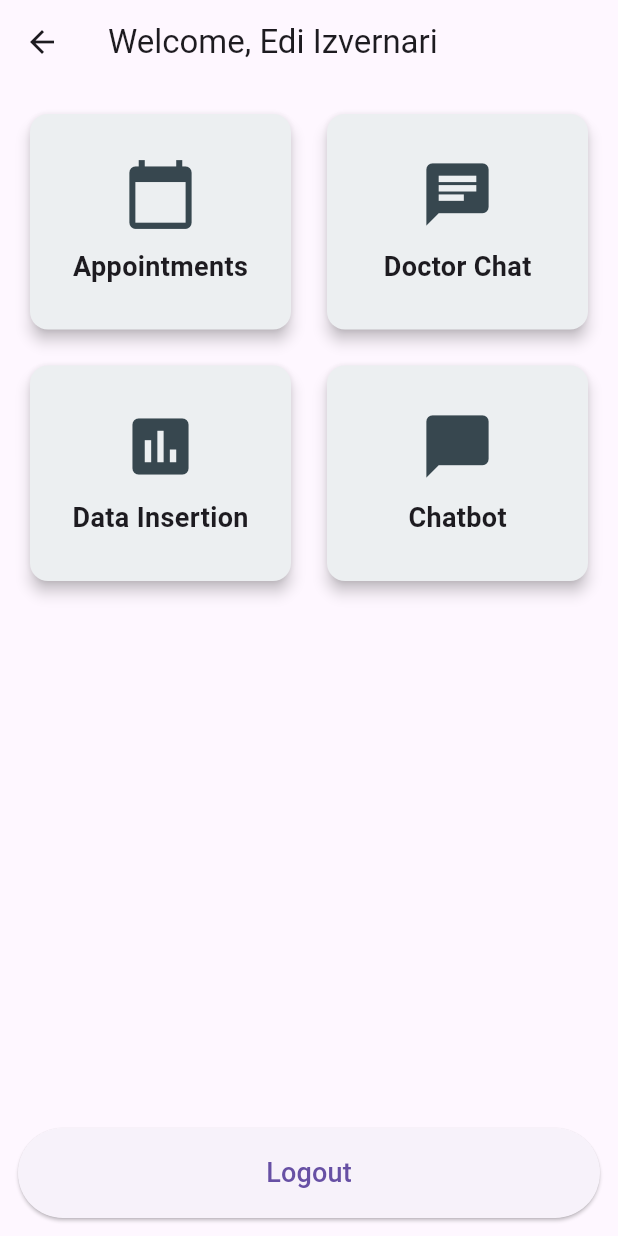
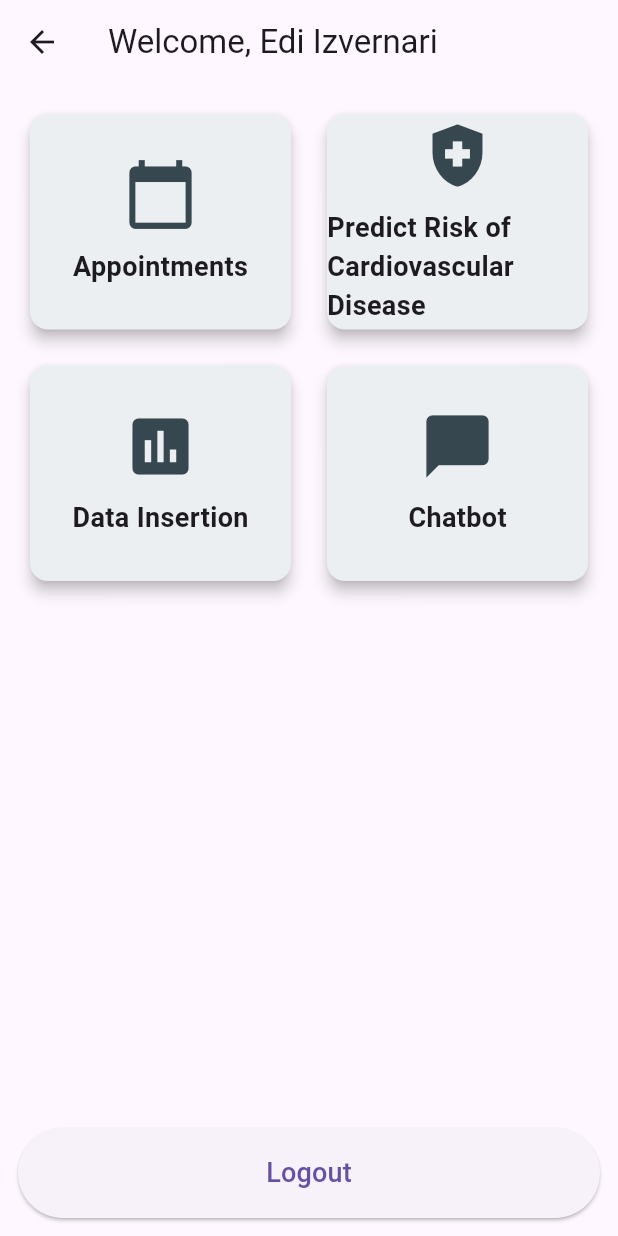
Before and after one commit to ediizvernari/Heart_App, a Flutter app: the ClientMainPage screen opened directly, on a phone screen of 412 x 824 dp. Run offline on Flutter 3.47's test engine with Material 3 defaults, Android fonts, the phone set to English and light mode, and no system bars; our stand-ins replace flutter_secure_storage, jwt_decoder; accounts and stored records are empty.

Commit message:
changed frontend files for future implementation

```diff
--- a/frontend/lib/screens/client_main_page.dart
+++ b/frontend/lib/screens/client_main_page.dart
@@ -1,20 +1,35 @@
 import 'package:flutter/material.dart';
 import 'package:flutter_secure_storage/flutter_secure_storage.dart';
+import 'package:frontend/controllers/client_cvd_controller.dart';
 import 'package:frontend/screens/client_personal_data_insertion_page.dart';
 import 'package:frontend/screens/home_page.dart';
 import 'package:frontend/utils/token_validator.dart';
 
-class ClientMainPage extends StatelessWidget {
-  final FlutterSecureStorage storage = const FlutterSecureStorage();
-
+class ClientMainPage extends StatefulWidget {
   const ClientMainPage({super.key});
 
   @override
-  Widget build(BuildContext context) {
+  State<ClientMainPage> createState() => _ClientMainPageState();
+}
+
+class _ClientMainPageState extends State<ClientMainPage> {
+  final FlutterSecureStorage storage = const FlutterSecureStorage();
+  String? token;
+
+  @override
+  void initState() {
+    super.initState();
     WidgetsBinding.instance.addPostFrameCallback((_) async {
       await verifyToken(context);
+      final storedToken = await storage.read(key: 'auth_token');
+      setState(() {
+        token = storedToken;
       });
+    });
+  }
 
+  @override
+  Widget build(BuildContext context) {
     int crossAxisCount = MediaQuery.of(context).size.width > 600 ? 3 : 2;
 
     return Scaffold(
@@ -30,9 +45,9 @@ class ClientMainPage extends StatelessWidget {
             crossAxisSpacing: 16,
             childAspectRatio: 1.2,
           ),
-          itemCount: _menuItems.length,
+          itemCount: _menuItems(context).length,
           itemBuilder: (context, index) {
-            final item = _menuItems[index];
+            final item = _menuItems(context)[index];
             return _buildGridItem(context, item);
           },
         ),
@@ -41,7 +56,7 @@ class ClientMainPage extends StatelessWidget {
         padding: const EdgeInsets.all(12.0),
         child: SizedBox(
           width: double.infinity,
-          height: 60, // Increased button height
+          height: 60,
           child: ElevatedButton(
             onPressed: () => _handleLogout(context),
             child: const Text('Logout', style: TextStyle(fontSize: 18)),
@@ -95,26 +110,25 @@ class ClientMainPage extends StatelessWidget {
       ),
     );
   }
-}
 
-//TODO: Add functionality for each of the menu Items
-final List<Map<String, dynamic>> _menuItems = [
+  List<Map<String, dynamic>> _menuItems(BuildContext context) => [
         {
           'icon': Icons.calendar_today,
           'label': 'Appointments',
           'onTap': (context) => Navigator.pushNamed(context, '/appointments'),
         },
         {
-    'icon': Icons.chat,
-    'label': 'Doctor Chat',
-    'onTap': (context) => Navigator.pushNamed(context, '/doctor_chat'),
+          'icon': Icons.health_and_safety,
+          'label': 'Predict Risk of Cardiovascular Disease',
+          'onTap': (context) => handleCVDPredictionButtonTap(context, token),
         },
         {
           'icon': Icons.insert_chart,
           'label': 'Data Insertion',
           'onTap': (context) => Navigator.push(
                 context,
-                            MaterialPageRoute(builder: (context) => const ClientPersonalDataInsertionPage())),
+                MaterialPageRoute(builder: (context) => const ClientPersonalDataInsertionPage()),
+              ),
         },
         {
           'icon': Icons.chat_bubble,
@@ -122,3 +136,4 @@ final List<Map<String, dynamic>> _menuItems = [
           'onTap': (context) => Navigator.pushNamed(context, '/chatbot'),
         },
       ];
+}
--- a/frontend/lib/screens/client_personal_data_insertion_page.dart
+++ b/frontend/lib/screens/client_personal_data_insertion_page.dart
@@ -79,7 +79,7 @@ class ClientPersonalDataInsertionPageState
     String? token = await storage.read(key: 'auth_token');
 
     final response = await http.post(
-      Uri.parse('http://10.0.2.2:8000/user_health_data/'),
+      Uri.parse('https://10.0.2.2:8000/user_health_data/'),
       headers: {
         'Content-Type': 'application/json; charset=UTF-8',
         'Authorization': 'Bearer $token',
--- a/frontend/lib/screens/login_page.dart
+++ b/frontend/lib/screens/login_page.dart
@@ -67,7 +67,7 @@ class LoginPage extends StatelessWidget {
   }
 
   Future<bool> authenticateWithBackend(String email, String password) async {
-    const String url = 'http://10.0.2.2:8000/users/login';
+    const String url = 'https://10.0.2.2:8000/users/login';
     final Map<String, String> body = {
       'email': email,
       'password': password,
--- a/frontend/lib/screens/package/frontend/utils/personal_data_validator.dart
+++ /dev/null
@@ -1 +0,0 @@
-// TODO Implement this library.
--- a/frontend/lib/screens/signup_page.dart
+++ b/frontend/lib/screens/signup_page.dart
@@ -98,7 +98,7 @@ class SignUpPage extends StatelessWidget {
                   );
                 } else {
                   final response = await http.post(
-                    Uri.parse('http://10.0.2.2:8000/users/'),
+                    Uri.parse('https://10.0.2.2:8000/users/'),
                     headers: <String, String>{
                       'Content-Type': 'application/json; charset=UTF-8',
                     },
@@ -118,7 +118,7 @@ class SignUpPage extends StatelessWidget {
 
                     // Verify the token
                     final verifyResponse = await http.get(
-                      Uri.parse('http://10.0.2.2:8000/users/me'),
+                      Uri.parse('https://10.0.2.2:8000/users/me'),
                       headers: <String, String>{
                         'Content-Type': 'application/json; charset=UTF-8',
                         'Authorization': 'Bearer $token',
--- a/frontend/lib/utils/authentication_validator.dart
+++ b/frontend/lib/utils/authentication_validator.dart
@@ -6,7 +6,7 @@ Future<String?> validateEmail(String email) async {
     return emailError;
   }
 
-final response = await http.get(Uri.parse('http://10.0.2.2:8000/users/check_email?email=$email'));
+final response = await http.get(Uri.parse('https://10.0.2.2:8000/users/check_email?email=$email'));
   if (response.statusCode == 400) {
     return 'Email already registered';
   } else if (response.statusCode != 200) {
```
Also changed, not shown: frontend/lib/controllers/client_cvd_controller.dart (added, +55 -0 lines), frontend/lib/main.dart (+9 -0 lines), frontend/lib/screens/client_cvd_prediction_page.dart (added, +22 -0 lines), frontend/lib/utils/check_user_health_data.dart (added, +29 -0 lines), frontend/lib/utils/network_utils.dart (added, +16 -0 lines). Lines whose indentation alone changed are shown as unchanged.
